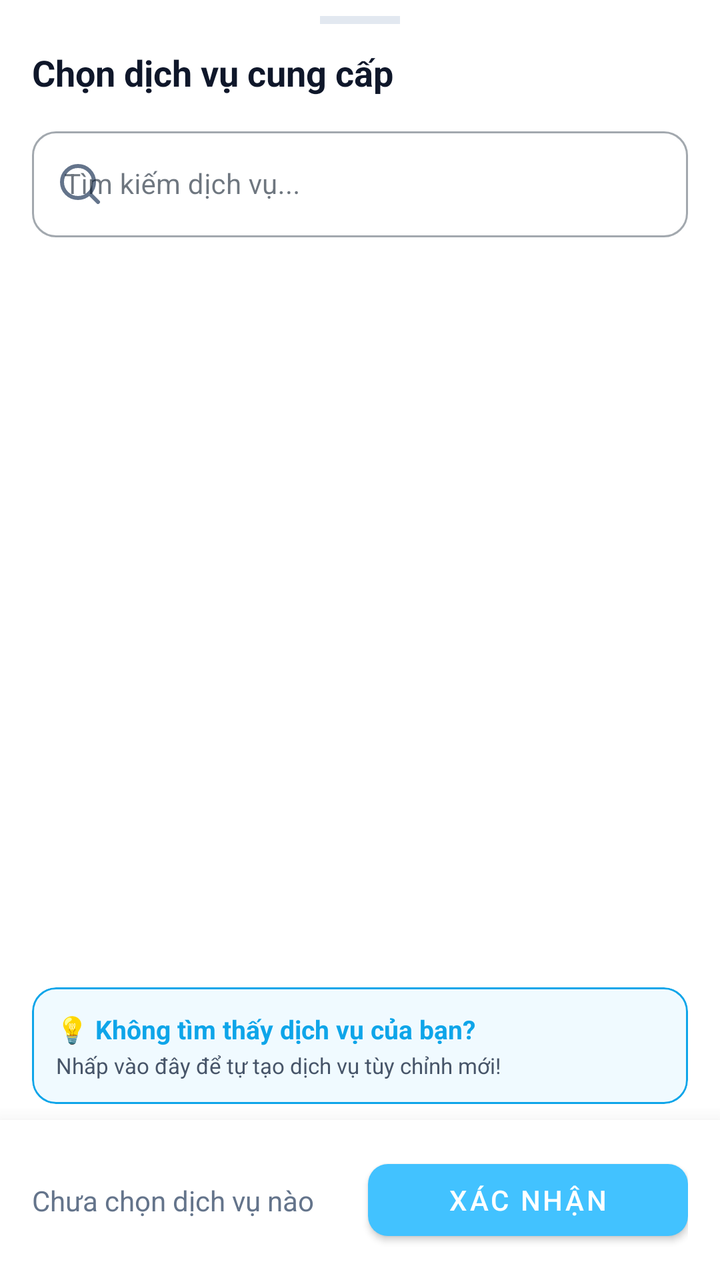
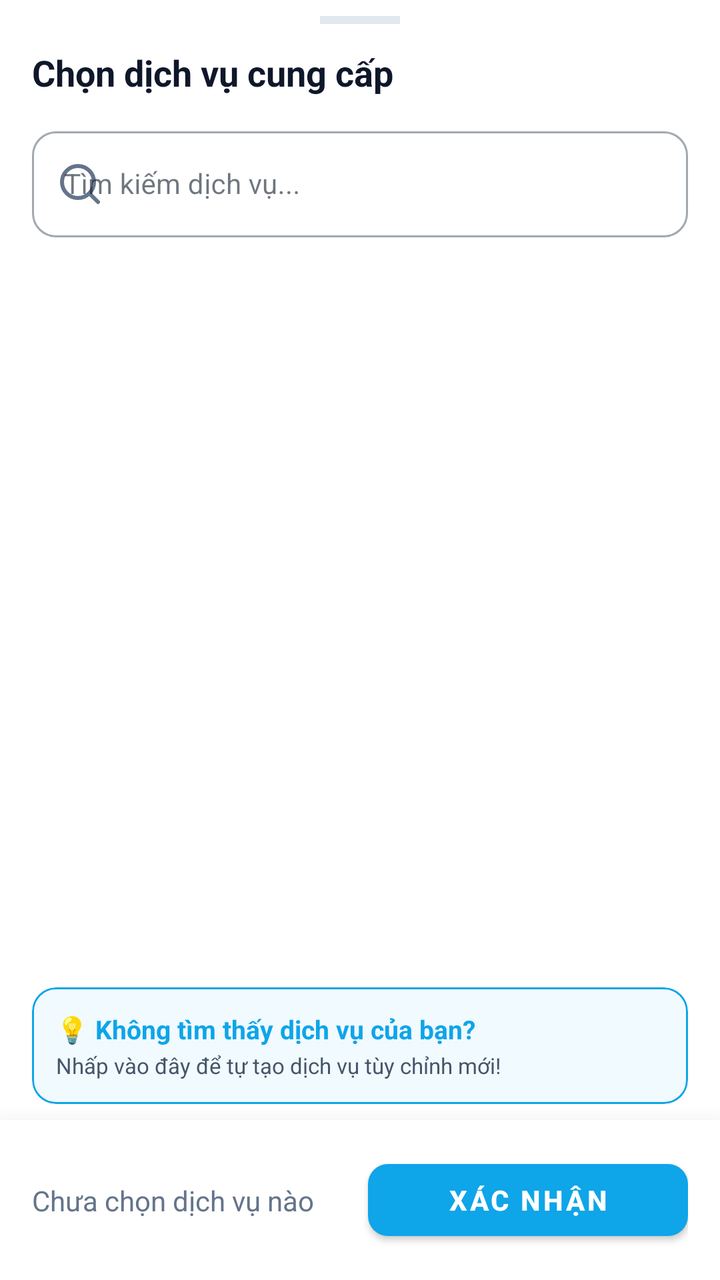

Compare the two renders of this Android layout. The source of the first and the diff that turns it into the second are given below.
<!-- AndroidManifest.xml: application theme Theme.FixItVN -->
<!-- res/layout/bottom_sheet_select_service.xml -->
<?xml version="1.0" encoding="utf-8"?>
<androidx.coordinatorlayout.widget.CoordinatorLayout xmlns:android="http://schemas.android.com/apk/res/android"
    xmlns:app="http://schemas.android.com/apk/res-auto"
    android:layout_width="match_parent"
    android:layout_height="match_parent"
    android:background="@android:color/white">

    <androidx.constraintlayout.widget.ConstraintLayout
        android:layout_width="match_parent"
        android:layout_height="match_parent"
        android:paddingTop="8dp">

        
        <View
            android:id="@+id/view_drag_handle"
            android:layout_width="40dp"
            android:layout_height="4dp"
            android:background="#e2e8f0"
            app:layout_constraintTop_toTopOf="parent"
            app:layout_constraintStart_toStartOf="parent"
            app:layout_constraintEnd_toEndOf="parent" />

        
        <TextView
            android:id="@+id/tv_dialog_title"
            android:layout_width="0dp"
            android:layout_height="wrap_content"
            android:layout_marginTop="12dp"
            android:layout_marginStart="16dp"
            android:layout_marginEnd="16dp"
            android:text="Chọn dịch vụ cung cấp"
            android:textColor="#0f172a"
            android:textSize="18sp"
            android:textStyle="bold"
            app:layout_constraintTop_toBottomOf="@id/view_drag_handle"
            app:layout_constraintStart_toStartOf="parent"
            app:layout_constraintEnd_toEndOf="parent" />

        
        <androidx.constraintlayout.widget.ConstraintLayout
            android:id="@+id/layout_catalog_container"
            android:layout_width="match_parent"
            android:layout_height="0dp"
            android:layout_marginTop="12dp"
            android:visibility="visible"
            app:layout_constraintTop_toBottomOf="@id/tv_dialog_title"
            app:layout_constraintBottom_toTopOf="@id/layout_bottom_bar">

            
            <com.google.android.material.textfield.TextInputLayout
                android:id="@+id/til_search"
                style="@style/Widget.MaterialComponents.TextInputLayout.OutlinedBox"
                android:layout_width="match_parent"
                android:layout_height="wrap_content"
                android:layout_marginStart="16dp"
                android:layout_marginEnd="16dp"
                android:hint="Tìm kiếm dịch vụ..."
                app:boxCornerRadiusBottomEnd="12dp"
                app:boxCornerRadiusBottomStart="12dp"
                app:boxCornerRadiusTopEnd="12dp"
                app:boxCornerRadiusTopStart="12dp"
                app:startIconDrawable="@drawable/ic_lucide_search"
                app:startIconTint="#64748b"
                app:layout_constraintTop_toTopOf="parent">

                <com.google.android.material.textfield.TextInputEditText
                    android:id="@+id/edt_search"
                    android:layout_width="match_parent"
                    android:layout_height="wrap_content"
                    android:inputType="text"
                    android:maxLines="1"
                    android:textColor="#0f172a"
                    android:textSize="14sp" />
            </com.google.android.material.textfield.TextInputLayout>

            
            <androidx.recyclerview.widget.RecyclerView
                android:id="@+id/recycler_catalog_categories"
                android:layout_width="match_parent"
                android:layout_height="48dp"
                android:layout_marginTop="8dp"
                android:orientation="horizontal"
                android:paddingStart="12dp"
                android:paddingEnd="12dp"
                android:clipToPadding="false"
                app:layoutManager="androidx.recyclerview.widget.LinearLayoutManager"
                app:layout_constraintTop_toBottomOf="@id/til_search" />

            
            <androidx.recyclerview.widget.RecyclerView
                android:id="@+id/recycler_catalog_services"
                android:layout_width="match_parent"
                android:layout_height="0dp"
                android:layout_marginTop="8dp"
                android:paddingStart="16dp"
                android:paddingEnd="16dp"
                android:clipToPadding="false"
                app:layoutManager="androidx.recyclerview.widget.LinearLayoutManager"
                app:layout_constraintTop_toBottomOf="@id/recycler_catalog_categories"
                app:layout_constraintBottom_toTopOf="@id/card_custom_trigger" />

            <com.google.android.material.card.MaterialCardView
                android:id="@+id/card_custom_trigger"
                android:layout_width="match_parent"
                android:layout_height="wrap_content"
                android:layout_marginStart="16dp"
                android:layout_marginEnd="16dp"
                android:layout_marginBottom="8dp"
                app:cardCornerRadius="12dp"
                app:cardElevation="0dp"
                app:strokeColor="#0ea5e9"
                app:strokeWidth="1dp"
                app:cardBackgroundColor="#f0faff"
                app:layout_constraintBottom_toBottomOf="parent">

                <androidx.constraintlayout.widget.ConstraintLayout
                    android:layout_width="match_parent"
                    android:layout_height="wrap_content"
                    android:padding="12dp">

                    <TextView
                        android:id="@+id/tv_trigger_title"
                        android:layout_width="0dp"
                        android:layout_height="wrap_content"
                        android:text="💡 Không tìm thấy dịch vụ của bạn?"
                        android:textColor="#0ea5e9"
                        android:textSize="13sp"
                        android:textStyle="bold"
                        app:layout_constraintTop_toTopOf="parent"
                        app:layout_constraintStart_toStartOf="parent"
                        app:layout_constraintEnd_toEndOf="parent" />

                    <TextView
                        android:layout_width="0dp"
                        android:layout_height="wrap_content"
                        android:text="Nhấp vào đây để tự tạo dịch vụ tùy chỉnh mới!"
                        android:textColor="#475569"
                        android:textSize="11sp"
                        android:layout_marginTop="2dp"
                        app:layout_constraintTop_toBottomOf="@id/tv_trigger_title"
                        app:layout_constraintStart_toStartOf="parent"
                        app:layout_constraintEnd_toEndOf="parent" />

                </androidx.constraintlayout.widget.ConstraintLayout>
            </com.google.android.material.card.MaterialCardView>

        </androidx.constraintlayout.widget.ConstraintLayout>

        
        <androidx.constraintlayout.widget.ConstraintLayout
            android:id="@+id/layout_custom_container"
            android:layout_width="match_parent"
            android:layout_height="0dp"
            android:layout_marginTop="12dp"
            android:padding="16dp"
            android:visibility="gone"
            app:layout_constraintTop_toBottomOf="@id/tv_dialog_title"
            app:layout_constraintBottom_toTopOf="@id/layout_bottom_bar">

            <com.google.android.material.button.MaterialButton
                android:id="@+id/btn_back_to_catalog"
                style="@style/Widget.MaterialComponents.Button.TextButton"
                android:layout_width="wrap_content"
                android:layout_height="wrap_content"
                android:text="← Quay lại Catalog"
                android:textColor="#0ea5e9"
                android:textSize="13sp"
                app:layout_constraintTop_toTopOf="parent"
                app:layout_constraintStart_toStartOf="parent" />

            <TextView
                android:id="@+id/tv_custom_title"
                android:layout_width="0dp"
                android:layout_height="wrap_content"
                android:layout_marginTop="8dp"
                android:text="Tự tạo dịch vụ tùy chỉnh"
                android:textColor="#0f172a"
                android:textSize="16sp"
                android:textStyle="bold"
                app:layout_constraintTop_toBottomOf="@id/btn_back_to_catalog"
                app:layout_constraintStart_toStartOf="parent"
                app:layout_constraintEnd_toEndOf="parent" />

            
            <com.google.android.material.switchmaterial.SwitchMaterial
                android:id="@+id/switch_custom_category"
                android:layout_width="match_parent"
                android:layout_height="wrap_content"
                android:layout_marginTop="16dp"
                android:text="Tự nhập danh mục mới hoàn toàn"
                android:textColor="#475569"
                android:textSize="14sp"
                app:layout_constraintTop_toBottomOf="@id/tv_custom_title" />

            
            <LinearLayout
                android:id="@+id/layout_form_fields"
                android:layout_width="match_parent"
                android:layout_height="wrap_content"
                android:orientation="vertical"
                android:layout_marginTop="16dp"
                app:layout_constraintTop_toBottomOf="@id/switch_custom_category">

                
                <com.google.android.material.textfield.TextInputLayout
                    android:id="@+id/til_custom_category"
                    style="@style/Widget.MaterialComponents.TextInputLayout.OutlinedBox"
                    android:layout_width="match_parent"
                    android:layout_height="wrap_content"
                    android:hint="Tên danh mục mới"
                    app:boxCornerRadiusBottomEnd="12dp"
                    app:boxCornerRadiusBottomStart="12dp"
                    app:boxCornerRadiusTopEnd="12dp"
                    app:boxCornerRadiusTopStart="12dp">

                    <com.google.android.material.textfield.TextInputEditText
                        android:id="@+id/edt_custom_category"
                        android:layout_width="match_parent"
                        android:layout_height="wrap_content"
                        android:inputType="text"
                        android:textColor="#0f172a"
                        android:textSize="14sp" />
                </com.google.android.material.textfield.TextInputLayout>

                
                <com.google.android.material.textfield.TextInputLayout
                    android:id="@+id/til_select_category"
                    style="@style/Widget.MaterialComponents.TextInputLayout.OutlinedBox.ExposedDropdownMenu"
                    android:layout_width="match_parent"
                    android:layout_height="wrap_content"
                    android:layout_marginTop="12dp"
                    android:hint="Chọn danh mục hiện có"
                    android:visibility="gone"
                    app:boxCornerRadiusBottomEnd="12dp"
                    app:boxCornerRadiusBottomStart="12dp"
                    app:boxCornerRadiusTopEnd="12dp"
                    app:boxCornerRadiusTopStart="12dp">

                    <AutoCompleteTextView
                        android:id="@+id/edt_select_category"
                        android:layout_width="match_parent"
                        android:layout_height="wrap_content"
                        android:inputType="none"
                        android:textColor="#0f172a"
                        android:textSize="14sp" />
                </com.google.android.material.textfield.TextInputLayout>

                
                <com.google.android.material.textfield.TextInputLayout
                    android:id="@+id/til_custom_item"
                    style="@style/Widget.MaterialComponents.TextInputLayout.OutlinedBox"
                    android:layout_width="match_parent"
                    android:layout_height="wrap_content"
                    android:layout_marginTop="16dp"
                    android:hint="Tên dịch vụ chi tiết (ví dụ: Bảo dưỡng robot)"
                    app:boxCornerRadiusBottomEnd="12dp"
                    app:boxCornerRadiusBottomStart="12dp"
                    app:boxCornerRadiusTopEnd="12dp"
                    app:boxCornerRadiusTopStart="12dp">

                    <com.google.android.material.textfield.TextInputEditText
                        android:id="@+id/edt_custom_item"
                        android:layout_width="match_parent"
                        android:layout_height="wrap_content"
                        android:inputType="text"
                        android:textColor="#0f172a"
                        android:textSize="14sp" />
                </com.google.android.material.textfield.TextInputLayout>

                
                <com.google.android.material.textfield.TextInputLayout
                    android:id="@+id/til_custom_price"
                    style="@style/Widget.MaterialComponents.TextInputLayout.OutlinedBox"
                    android:layout_width="match_parent"
                    android:layout_height="wrap_content"
                    android:layout_marginTop="16dp"
                    android:hint="Giá cơ bản đề xuất (VND)"
                    app:boxCornerRadiusBottomEnd="12dp"
                    app:boxCornerRadiusBottomStart="12dp"
                    app:boxCornerRadiusTopEnd="12dp"
                    app:boxCornerRadiusTopStart="12dp">

                    <com.google.android.material.textfield.TextInputEditText
                        android:id="@+id/edt_custom_price"
                        android:layout_width="match_parent"
                        android:layout_height="wrap_content"
                        android:inputType="number"
                        android:textColor="#0f172a"
                        android:textSize="14sp" />
                </com.google.android.material.textfield.TextInputLayout>

            </LinearLayout>

            <com.google.android.material.button.MaterialButton
                android:id="@+id/btn_add_custom_service"
                android:layout_width="match_parent"
                android:layout_height="52dp"
                android:layout_marginTop="24dp"
                android:text="Thêm dịch vụ tùy chỉnh này"
                android:textColor="@android:color/white"
                app:cornerRadius="12dp"
                app:layout_constraintTop_toBottomOf="@id/layout_form_fields" />

        </androidx.constraintlayout.widget.ConstraintLayout>

        
        <androidx.constraintlayout.widget.ConstraintLayout
            android:id="@+id/layout_bottom_bar"
            android:layout_width="match_parent"
            android:layout_height="wrap_content"
            android:background="@android:color/white"
            android:elevation="16dp"
            android:padding="16dp"
            app:layout_constraintBottom_toBottomOf="parent">

            <TextView
                android:id="@+id/tv_selected_count"
                android:layout_width="wrap_content"
                android:layout_height="wrap_content"
                android:text="Chưa chọn dịch vụ nào"
                android:textColor="#64748b"
                android:textSize="14sp"
                app:layout_constraintTop_toTopOf="parent"
                app:layout_constraintBottom_toBottomOf="parent"
                app:layout_constraintStart_toStartOf="parent" />

            <com.google.android.material.button.MaterialButton
                android:id="@+id/btn_confirm"
                android:layout_width="160dp"
                android:layout_height="48dp"
                android:text="Xác nhận"
                android:textColor="@android:color/white"
                app:cornerRadius="10dp"
                app:layout_constraintTop_toTopOf="parent"
                app:layout_constraintBottom_toBottomOf="parent"
                app:layout_constraintEnd_toEndOf="parent" />

        </androidx.constraintlayout.widget.ConstraintLayout>

    </androidx.constraintlayout.widget.ConstraintLayout>
</androidx.coordinatorlayout.widget.CoordinatorLayout>
<!-- resources referenced by this layout -->
<resources>
  <!-- drawable ic_lucide_search (drawable) -->
  <vector xmlns:android="http://schemas.android.com/apk/res/android"
      android:width="24dp"
      android:height="24dp"
      android:viewportWidth="24"
      android:viewportHeight="24">
      <path
          android:pathData="M11,19C15.418,19 19,15.418 19,11C19,6.5817 15.418,3 11,3C6.5817,3 3,6.5817 3,11C3,15.418 6.5817,19 11,19Z"
          android:strokeLineJoin="round"
          android:strokeWidth="2"
          android:strokeColor="#000000"
          android:strokeLineCap="round" />
      <path
          android:pathData="M21,21L16.65,16.65"
          android:strokeLineJoin="round"
          android:strokeWidth="2"
          android:strokeColor="#000000"
          android:strokeLineCap="round" />
  </vector>
  <style name="Theme.FixItVN" parent="Theme.MaterialComponents.DayNight.NoActionBar">
  
          
          <item name="colorPrimary">#42c2ff</item>
          <item name="colorPrimaryDark">#00658b</item>
          <item name="colorPrimaryVariant">#00658b</item>
          <item name="colorOnPrimary">#ffffff</item>
  
          
          <item name="colorSecondary">#42c2ff</item>
          <item name="colorSecondaryVariant">#1a9fe0</item>
          <item name="colorOnSecondary">#ffffff</item>
  
          
          <item name="android:colorBackground">#f0faff</item>
          <item name="android:windowBackground">#f0faff</item>
          <item name="colorSurface">#ffffff</item>
          <item name="colorOnSurface">#0d1b2a</item>
  
          
          <item name="android:statusBarColor">#ffffff</item>
          <item name="android:windowLightStatusBar">true</item>
  
          
          <item name="android:navigationBarColor">#ffffff</item>
  
          
          <item name="bottomNavigationStyle">@style/Widget.FixIt.BottomNavigationView</item>
  
      </style>
  <style name="Widget.FixIt.BottomNavigationView" parent="Widget.MaterialComponents.BottomNavigationView">
          <item name="itemTextAppearanceActive">@style/TextAppearance.FixIt.BottomNav</item>
          <item name="itemTextAppearanceInactive">@style/TextAppearance.FixIt.BottomNav</item>
      </style>
  <style name="TextAppearance.FixIt.BottomNav" parent="TextAppearance.MaterialComponents.Caption">
          <item name="android:textSize">10sp</item>
          <item name="android:fontFamily">sans-serif-medium</item>
      </style>
</resources>

<!-- the commit's change to res/layout/bottom_sheet_select_service.xml (unified diff, before → after) -->
@@ -298,6 +298,8 @@
                 android:layout_marginTop="24dp"
                 android:text="Thêm dịch vụ tùy chỉnh này"
                 android:textColor="@android:color/white"
+                android:textStyle="bold"
+                app:backgroundTint="#0ea5e9"
                 app:cornerRadius="12dp"
                 app:layout_constraintTop_toBottomOf="@id/layout_form_fields" />
 
@@ -330,6 +332,8 @@
                 android:layout_height="48dp"
                 android:text="Xác nhận"
                 android:textColor="@android:color/white"
+                android:textStyle="bold"
+                app:backgroundTint="#0ea5e9"
                 app:cornerRadius="10dp"
                 app:layout_constraintTop_toTopOf="parent"
                 app:layout_constraintBottom_toBottomOf="parent"
